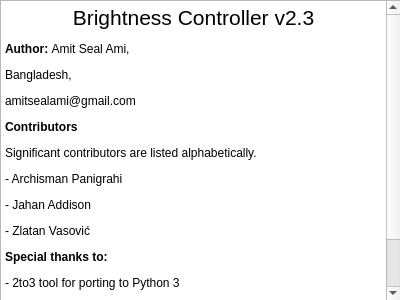
Before: the Qt Designer form usr/share/brightness-controller/ui/about.ui in LordAmit/Brightness, drawn with Qt 5.
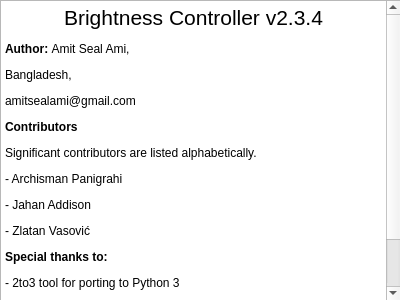
After: the same form once the commit is applied.

```diff
--- a/usr/share/brightness-controller/ui/about.ui
+++ b/usr/share/brightness-controller/ui/about.ui
@@ -44,8 +44,8 @@
     <string>&lt;!DOCTYPE HTML PUBLIC &quot;-//W3C//DTD HTML 4.0//EN&quot; &quot;http://www.w3.org/TR/REC-html40/strict.dtd&quot;&gt;
 &lt;html&gt;&lt;head&gt;&lt;meta name=&quot;qrichtext&quot; content=&quot;1&quot; /&gt;&lt;style type=&quot;text/css&quot;&gt;
 p, li { white-space: pre-wrap; }
-&lt;/style&gt;&lt;/head&gt;&lt;body style=&quot; font-family:'Noto Sans'; font-size:10pt; font-weight:400; font-style:normal;&quot;&gt;
-&lt;p align=&quot;center&quot; style=&quot; margin-top:12px; margin-bottom:12px; margin-left:0px; margin-right:0px; -qt-block-indent:0; text-indent:0px;&quot;&gt;&lt;span style=&quot; font-family:'Sans'; font-size:16pt;&quot;&gt;Brightness Controller v2.3&lt;/span&gt;&lt;/p&gt;
+&lt;/style&gt;&lt;/head&gt;&lt;body style=&quot; font-family:'Ubuntu'; font-size:11pt; font-weight:400; font-style:normal;&quot;&gt;
+&lt;p align=&quot;center&quot; style=&quot; margin-top:12px; margin-bottom:12px; margin-left:0px; margin-right:0px; -qt-block-indent:0; text-indent:0px;&quot;&gt;&lt;span style=&quot; font-family:'Sans'; font-size:16pt;&quot;&gt;Brightness Controller v2.3.4&lt;/span&gt;&lt;/p&gt;
 &lt;p style=&quot; margin-top:12px; margin-bottom:12px; margin-left:0px; margin-right:0px; -qt-block-indent:0; text-indent:0px;&quot;&gt;&lt;span style=&quot; font-family:'Sans'; font-size:9pt; font-weight:600;&quot;&gt;Author: &lt;/span&gt;&lt;span style=&quot; font-family:'Sans'; font-size:9pt;&quot;&gt;Amit Seal Ami, &lt;/span&gt;&lt;/p&gt;
 &lt;p style=&quot; margin-top:12px; margin-bottom:12px; margin-left:0px; margin-right:0px; -qt-block-indent:0; text-indent:0px;&quot;&gt;&lt;span style=&quot; font-family:'Sans'; font-size:9pt;&quot;&gt;Bangladesh,&lt;/span&gt;&lt;/p&gt;
 &lt;p style=&quot; margin-top:12px; margin-bottom:12px; margin-left:0px; margin-right:0px; -qt-block-indent:0; text-indent:0px;&quot;&gt;&lt;span style=&quot; font-family:'Sans'; font-size:9pt;&quot;&gt;amitsealami@gmail.com&lt;/span&gt;&lt;/p&gt;
@@ -57,7 +57,7 @@
 &lt;p style=&quot; margin-top:12px; margin-bottom:12px; margin-left:0px; margin-right:0px; -qt-block-indent:0; text-indent:0px;&quot;&gt;&lt;span style=&quot; font-family:'Sans'; font-size:9pt; font-weight:600;&quot;&gt;Special thanks to:&lt;/span&gt;&lt;/p&gt;
 &lt;p style=&quot; margin-top:12px; margin-bottom:12px; margin-left:0px; margin-right:0px; -qt-block-indent:0; text-indent:0px;&quot;&gt;&lt;span style=&quot; font-family:'Sans'; font-size:9pt;&quot;&gt;- 2to3 tool for porting to Python 3&lt;/span&gt;&lt;/p&gt;
 &lt;p style=&quot; margin-top:12px; margin-bottom:12px; margin-left:0px; margin-right:0px; -qt-block-indent:0; text-indent:0px;&quot;&gt;&lt;span style=&quot; font-family:'Sans'; font-size:9pt;&quot;&gt;- Numerous Stack Overflow users&lt;/span&gt;&lt;/p&gt;
-&lt;p style=&quot; margin-top:12px; margin-bottom:12px; margin-left:0px; margin-right:0px; -qt-block-indent:0; text-indent:0px;&quot;&gt;&lt;span style=&quot; font-family:'Sans'; font-size:9pt;&quot;&gt;For full list of authors and details, please check &lt;/span&gt;&lt;a href=&quot;https://github.com/lordamit/Brightness&quot;&gt;&lt;span style=&quot; font-family:'Noto Sans'; text-decoration: underline; color:#3484e2;&quot;&gt;https://github.com/lordamit/Brightness&lt;/span&gt;&lt;/a&gt;&lt;/p&gt;&lt;/body&gt;&lt;/html&gt;</string>
+&lt;p style=&quot; margin-top:12px; margin-bottom:12px; margin-left:0px; margin-right:0px; -qt-block-indent:0; text-indent:0px;&quot;&gt;&lt;span style=&quot; font-family:'Sans'; font-size:9pt;&quot;&gt;For full list of authors and details, please check &lt;/span&gt;&lt;a href=&quot;https://github.com/lordamit/Brightness&quot;&gt;&lt;span style=&quot; font-family:'Noto Sans'; font-size:10pt; text-decoration: underline; color:#3484e2;&quot;&gt;https://github.com/lordamit/Brightness&lt;/span&gt;&lt;/a&gt;&lt;/p&gt;&lt;/body&gt;&lt;/html&gt;</string>
    </property>
   </widget>
  </widget>
```
